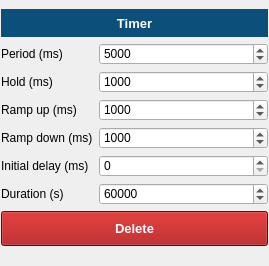
The window that ui/timer_widget.ui (dprandle/XMas_Lights) describes before a commit, drawn with Qt 5.
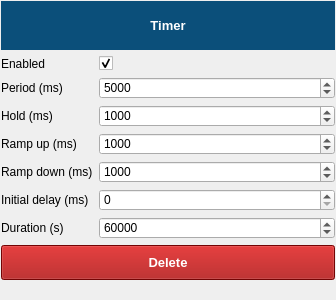
The same window after the commit.

Patch:
```diff
--- a/ui/timer_widget.ui
+++ b/ui/timer_widget.ui
@@ -6,8 +6,8 @@
    <rect>
     <x>0</x>
     <y>0</y>
-    <width>269</width>
-    <height>266</height>
+    <width>336</width>
+    <height>300</height>
    </rect>
   </property>
   <property name="windowTitle">
@@ -23,7 +23,7 @@
     <number>1</number>
    </property>
    <property name="topMargin">
-    <number>9</number>
+    <number>1</number>
    </property>
    <property name="rightMargin">
     <number>1</number>
@@ -36,7 +36,7 @@
      <property name="minimumSize">
       <size>
        <width>0</width>
-       <height>20</height>
+       <height>35</height>
       </size>
      </property>
      <property name="styleSheet">
@@ -55,14 +55,14 @@
    </item>
    <item>
     <layout class="QFormLayout" name="formLayout">
-     <item row="0" column="0">
+     <item row="2" column="0">
       <widget class="QLabel" name="label">
        <property name="text">
         <string>Period (ms)</string>
        </property>
       </widget>
      </item>
-     <item row="0" column="1">
+     <item row="2" column="1">
       <widget class="QSpinBox" name="spinBox_period">
        <property name="maximum">
         <number>300000</number>
@@ -72,14 +72,14 @@
        </property>
       </widget>
      </item>
-     <item row="1" column="0">
+     <item row="3" column="0">
       <widget class="QLabel" name="label_6">
        <property name="text">
         <string>Hold (ms)</string>
        </property>
       </widget>
      </item>
-     <item row="1" column="1">
+     <item row="3" column="1">
       <widget class="QSpinBox" name="spinBox_hold">
        <property name="maximum">
         <number>299999</number>
@@ -89,14 +89,14 @@
        </property>
       </widget>
      </item>
-     <item row="2" column="0">
+     <item row="4" column="0">
       <widget class="QLabel" name="label_2">
        <property name="text">
         <string>Ramp up (ms)</string>
        </property>
       </widget>
      </item>
-     <item row="2" column="1">
+     <item row="4" column="1">
       <widget class="QSpinBox" name="spinBox_ramp_up">
        <property name="maximum">
         <number>299999</number>
@@ -106,14 +106,14 @@
        </property>
       </widget>
      </item>
-     <item row="3" column="0">
+     <item row="5" column="0">
       <widget class="QLabel" name="label_3">
        <property name="text">
         <string>Ramp down (ms)</string>
        </property>
       </widget>
      </item>
-     <item row="3" column="1">
+     <item row="5" column="1">
       <widget class="QSpinBox" name="spinBox_ramp_down">
        <property name="maximum">
         <number>299999</number>
@@ -123,28 +123,28 @@
        </property>
       </widget>
      </item>
-     <item row="4" column="0">
+     <item row="6" column="0">
       <widget class="QLabel" name="label_4">
        <property name="text">
         <string>Initial delay (ms)</string>
        </property>
       </widget>
      </item>
-     <item row="4" column="1">
+     <item row="6" column="1">
       <widget class="QSpinBox" name="spinBox_init_delay">
        <property name="maximum">
         <number>300000</number>
        </property>
       </widget>
      </item>
-     <item row="5" column="0">
+     <item row="7" column="0">
       <widget class="QLabel" name="label_5">
        <property name="text">
         <string>Duration (s)</string>
        </property>
       </widget>
      </item>
-     <item row="5" column="1">
+     <item row="7" column="1">
       <widget class="QSpinBox" name="spinBox_duration">
        <property name="maximum">
         <number>600000</number>
@@ -154,6 +154,23 @@
        </property>
       </widget>
      </item>
+     <item row="1" column="0">
+      <widget class="QLabel" name="label_8">
+       <property name="text">
+        <string>Enabled</string>
+       </property>
+      </widget>
+     </item>
+     <item row="1" column="1">
+      <widget class="QCheckBox" name="checkBox_enabled">
+       <property name="text">
+        <string/>
+       </property>
+       <property name="checked">
+        <bool>true</bool>
+       </property>
+      </widget>
+     </item>
     </layout>
    </item>
    <item>
```
